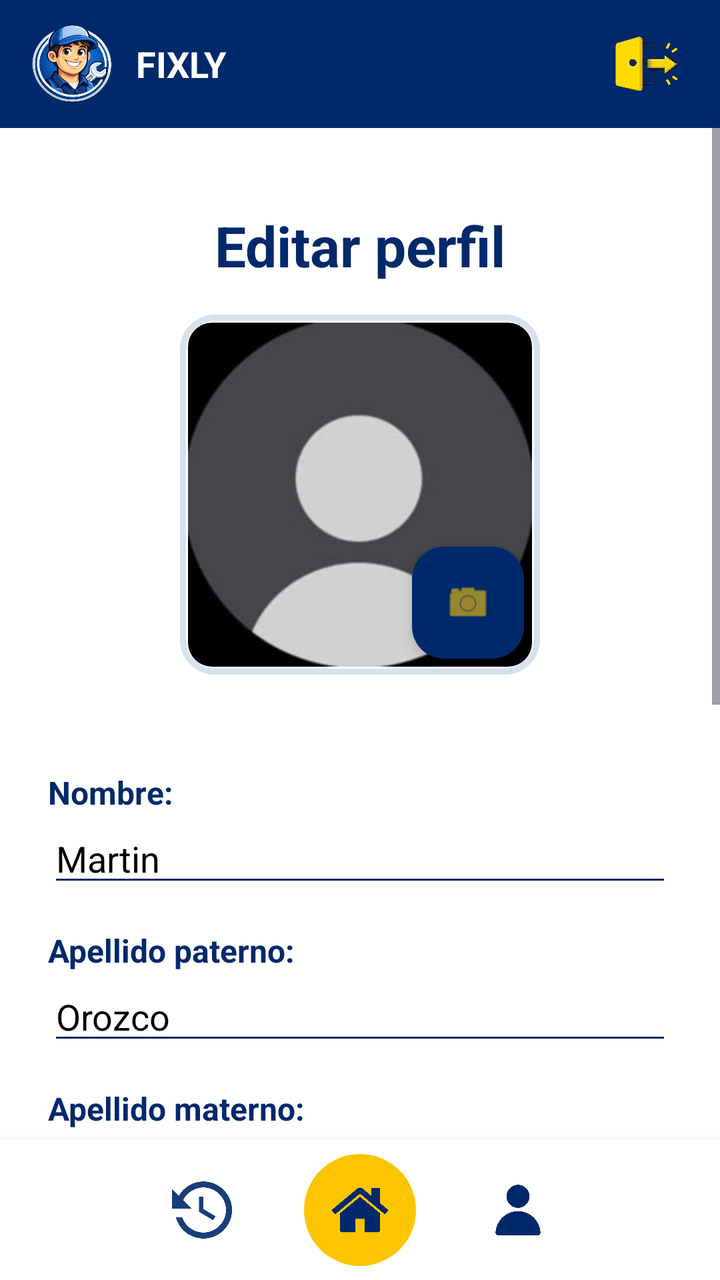
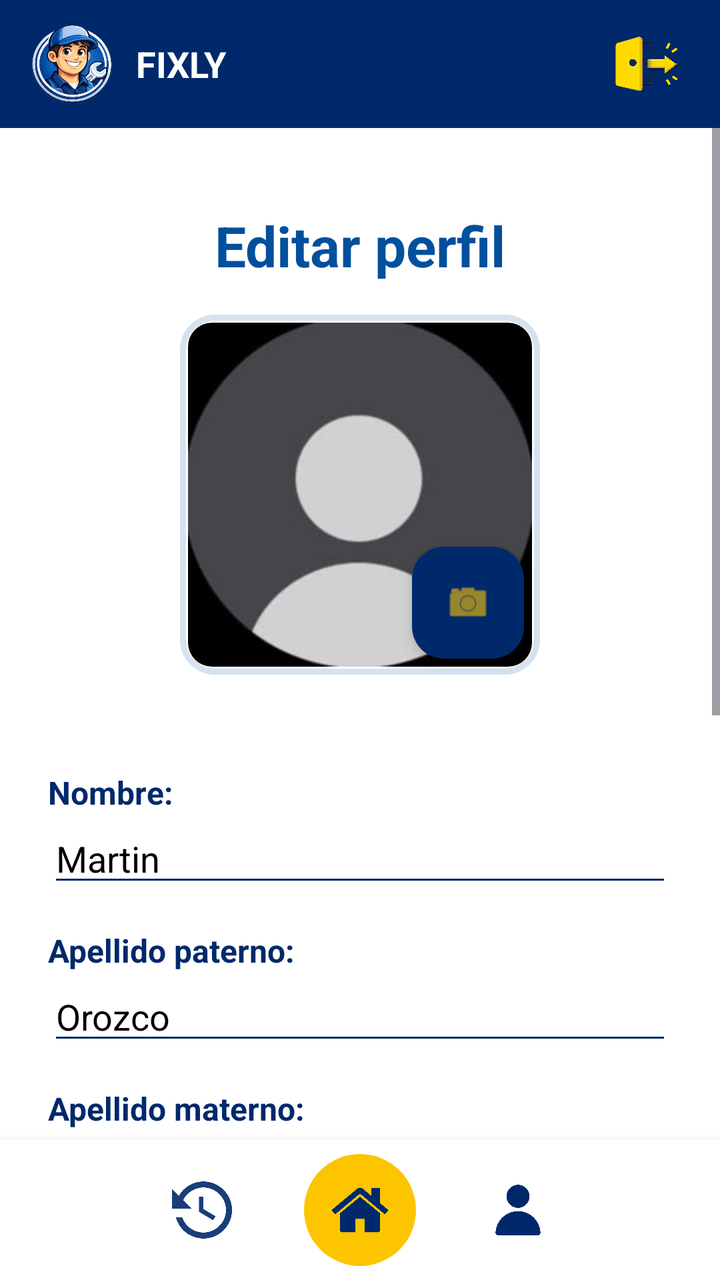

The first picture is an Android layout as it rendered before a commit; the second is the same layout after the commit. The layout source and the unified diff follow.
<!-- AndroidManifest.xml: application theme Theme.Fixly -->
<!-- res/layout/editar_perfil_cliente.xml -->
<?xml version="1.0" encoding="utf-8"?>
<LinearLayout
    xmlns:android="http://schemas.android.com/apk/res/android"
    xmlns:app="http://schemas.android.com/apk/res-auto"
    android:id="@+id/layout_principal_editar_perfil_cliente"
    android:layout_width="match_parent"
    android:layout_height="match_parent"
    android:orientation="vertical"
    android:background="@android:color/white">

    <include layout="@layout/header"/>

    <ScrollView
        android:layout_width="match_parent"
        android:layout_height="0dp"
        android:layout_weight="1"
        android:fillViewport="true">

        <LinearLayout
            android:id="@+id/contenedor_contenido_perfil"
            android:layout_width="match_parent"
            android:layout_height="wrap_content"
            android:orientation="vertical"
            android:padding="24dp">

            <TextView
                android:layout_width="match_parent"
                android:layout_height="wrap_content"
                android:layout_marginTop="16dp"
                android:text="Editar perfil"
                android:textColor="@color/azul_fixly"
                android:textSize="28sp"
                android:textStyle="bold"
                android:gravity="center"
                android:layout_marginBottom="16dp"/>

            
            <FrameLayout
                android:layout_width="wrap_content"
                android:layout_height="wrap_content"
                android:layout_gravity="center"
                android:layout_marginBottom="32dp">

                <FrameLayout
                    android:layout_width="180dp"
                    android:layout_height="180dp"
                    android:background="@drawable/fondo_imagen_redondeada_perfil"
                    android:padding="4dp">

                    <ImageView
                        android:id="@+id/imagen_editar_perfil_cliente"
                        android:layout_width="match_parent"
                        android:layout_height="match_parent"
                        android:scaleType="centerCrop"
                        android:background="@drawable/imagen_redondeada"
                        android:clipToOutline="true"
                        android:src="@drawable/ic_usuario_placeholder"/>
                </FrameLayout>

                <com.google.android.material.floatingactionbutton.FloatingActionButton
                    android:id="@+id/fab_cambiar_foto"
                    android:layout_width="wrap_content"
                    android:layout_height="wrap_content"
                    android:layout_gravity="bottom|end"
                    android:layout_margin="8dp"
                    android:src="@android:drawable/ic_menu_camera"
                    app:fabSize="mini"
                    app:backgroundTint="@color/azul_fixly"
                    app:tint="@color/amarillo_fixly"
                    app:elevation="4dp"/>
            </FrameLayout>

            
            <TextView
                android:layout_width="wrap_content"
                android:layout_height="wrap_content"
                android:text="Nombre:"
                android:textColor="@color/azul_fixly"
                android:textStyle="bold"
                android:textSize="16sp"
                android:layout_marginTop="16dp"/>
            <EditText
                android:id="@+id/edit_nombre_editar_perfil_cliente"
                android:layout_width="match_parent"
                android:layout_height="wrap_content"
                android:backgroundTint="@color/azul_fixly"
                android:textColor="@android:color/black"
                android:text="Martin" />

            <TextView
                android:layout_width="wrap_content"
                android:layout_height="wrap_content"
                android:text="Apellido paterno:"
                android:textColor="@color/azul_fixly"
                android:textStyle="bold"
                android:textSize="16sp"
                android:layout_marginTop="16dp"/>
            <EditText
                android:id="@+id/edit_apellido_p_editar_perfil_cliente"
                android:layout_width="match_parent"
                android:layout_height="wrap_content"
                android:backgroundTint="@color/azul_fixly"
                android:textColor="@android:color/black"
                android:text="Orozco" />

            <TextView
                android:layout_width="wrap_content"
                android:layout_height="wrap_content"
                android:text="Apellido materno:"
                android:textColor="@color/azul_fixly"
                android:textStyle="bold"
                android:textSize="16sp"
                android:layout_marginTop="16dp"/>
            <EditText
                android:id="@+id/edit_apellido_m_editar_perfil_cliente"
                android:layout_width="match_parent"
                android:layout_height="wrap_content"
                android:backgroundTint="@color/azul_fixly"
                android:textColor="@android:color/black"
                android:text="Ramírez" />

            <TextView
                android:layout_width="wrap_content"
                android:layout_height="wrap_content"
                android:text="Correo:"
                android:textColor="@color/azul_fixly"
                android:textStyle="bold"
                android:textSize="16sp"
                android:layout_marginTop="16dp"/>
            <EditText
                android:id="@+id/edit_correo_editar_perfil_cliente"
                android:layout_width="match_parent"
                android:layout_height="wrap_content"
                android:backgroundTint="@color/azul_fixly"
                android:textColor="@android:color/black"
                android:inputType="textEmailAddress"
                android:text="martin.orozcc@gmail.com" />

            <TextView
                android:layout_width="wrap_content"
                android:layout_height="wrap_content"
                android:text="Teléfono:"
                android:textColor="@color/azul_fixly"
                android:textStyle="bold"
                android:textSize="16sp"
                android:layout_marginTop="16dp"/>
            <EditText
                android:id="@+id/edit_telefono_editar_perfil_cliente"
                android:layout_width="match_parent"
                android:layout_height="wrap_content"
                android:backgroundTint="@color/azul_fixly"
                android:textColor="@android:color/black"
                android:inputType="phone"
                android:text="789 245 67 89" />

            
            <com.google.android.material.button.MaterialButton
                android:id="@+id/boton_guardar_editar_perfil_cliente"
                android:layout_width="match_parent"
                android:layout_height="wrap_content"
                android:layout_marginTop="32dp"
                android:backgroundTint="@color/amarillo_fixly"
                android:insetTop="0dp"
                android:insetBottom="0dp"
                android:text="Guardar"
                android:textAllCaps="false"
                android:textColor="@android:color/black"
                android:textStyle="bold"
                app:cornerRadius="4dp" />

            <com.google.android.material.button.MaterialButton
                android:id="@+id/boton_cancelar_guardar_editar_perfil_cliente"
                style="@style/Widget.MaterialComponents.Button.OutlinedButton"
                android:layout_width="match_parent"
                android:layout_height="wrap_content"
                android:layout_marginTop="12dp"
                android:layout_marginBottom="24dp"
                android:insetTop="0dp"
                android:insetBottom="0dp"
                android:text="Cancelar"
                android:textAllCaps="false"
                android:textColor="@android:color/black"
                android:textStyle="bold"
                app:cornerRadius="4dp"
                app:strokeColor="@color/gris_texto"
                app:strokeWidth="1dp" />

        </LinearLayout>
    </ScrollView>

    <include layout="@layout/bottom_nav"/>

</LinearLayout>
<!-- res/layout/header.xml (included above) -->
<?xml version="1.0" encoding="utf-8"?>
<LinearLayout xmlns:android="http://schemas.android.com/apk/res/android"
    xmlns:app="http://schemas.android.com/apk/res-auto"
    android:id="@+id/header_container"
    android:layout_width="match_parent"
    android:layout_height="64dp"
    android:background="@color/azul_fixly"
    android:gravity="center_vertical"
    android:paddingHorizontal="16dp"
    android:orientation="horizontal">

    <ImageView
        android:layout_width="40dp"
        android:layout_height="40dp"
        android:scaleType="fitCenter"
        android:src="@drawable/logo" />

    <TextView
        android:layout_width="0dp"
        android:layout_height="wrap_content"
        android:layout_marginStart="12dp"
        android:layout_weight="1"
        android:text="FIXLY"
        android:textColor="@android:color/white"
        android:textSize="18sp"
        android:textStyle="bold" />

    <ImageView
        android:id="@+id/imageView"
        android:layout_width="40dp"
        android:layout_height="40dp"
        app:srcCompat="@drawable/ic_cerrar_sesion" />

</LinearLayout>
<!-- res/layout/bottom_nav.xml (included above) -->
<?xml version="1.0" encoding="utf-8"?>
<LinearLayout xmlns:android="http://schemas.android.com/apk/res/android"
    xmlns:app="http://schemas.android.com/apk/res-auto"
    android:id="@+id/bottom_container"
    android:layout_width="match_parent"
    android:layout_height="70dp"
    android:background="@android:color/white"
    android:elevation="8dp"
    android:gravity="center"
    android:orientation="horizontal">

    <ImageView
        android:id="@+id/historial_barra_navegacion"
        android:layout_width="30dp"
        android:layout_height="30dp"
        android:src="@drawable/icono_solicitudes"
        android:tint="#00296b" />

    <FrameLayout
        android:id="@+id/home_barra_navegacion"
        android:layout_width="56dp"
        android:layout_height="56dp"
        android:layout_marginHorizontal="36dp"
        android:background="@drawable/bg_home">

        <ImageView
            android:layout_width="28dp"
            android:layout_height="28dp"
            android:layout_gravity="center"
            android:src="@drawable/icono_home"
            app:tint="#00296b" />
    </FrameLayout>

    <ImageView
        android:id="@+id/perfil_barra_navegacion"
        android:layout_width="30dp"
        android:layout_height="30dp"
        android:src="@drawable/icono_usuario"
        app:tint="#00296b" />

</LinearLayout>
<!-- resources referenced by this layout -->
<resources>
  <color name="amarillo_fixly">#fdc500</color>
  <color name="azul_fixly">#00296b</color>
  <color name="gris_texto">#b4b4b4</color>
  <!-- drawable bg_home (drawable) -->
  <?xml version="1.0" encoding="utf-8"?>
  <shape xmlns:android="http://schemas.android.com/apk/res/android"
      android:shape="oval">
      <solid android:color="#fdc500"/>
  </shape>
  <!-- drawable fondo_imagen_redondeada_perfil (drawable) -->
  <shape xmlns:android="http://schemas.android.com/apk/res/android">
      <solid android:color="#FFFFFF"/>
  
      <stroke
          android:width="3dp"
          android:color="@color/azul_claro_fixly"/>
  
      <corners android:radius="16dp"/>
  </shape>
  <!-- drawable ic_cerrar_sesion: png bitmap (drawable, 236120 bytes) -->
  <!-- drawable ic_usuario_placeholder: jpg bitmap (drawable, 3624 bytes) -->
  <!-- drawable icono_home: png bitmap (drawable, 9640 bytes) -->
  <!-- drawable icono_solicitudes: png bitmap (drawable, 14988 bytes) -->
  <!-- drawable icono_usuario: png bitmap (drawable, 6687 bytes) -->
  <!-- drawable imagen_redondeada (drawable) -->
  <shape xmlns:android="http://schemas.android.com/apk/res/android">
      <corners android:radius="12dp"/>
      <solid android:color="#FFFFFF"/>
  </shape>
  <!-- drawable logo: png bitmap (drawable, 142083 bytes) -->
  <style name="Theme.Fixly" parent="Base.Theme.Fixly" />
  <color name="azul_claro_fixly">#d6e2ef</color>
  <style name="Base.Theme.Fixly" parent="Theme.Material3.DayNight.NoActionBar">
          
          
      </style>
</resources>

<!-- the commit's change to res/layout/editar_perfil_cliente.xml (unified diff, before → after) -->
@@ -27,12 +27,12 @@
                 android:layout_width="match_parent"
                 android:layout_height="wrap_content"
                 android:layout_marginTop="16dp"
+                android:layout_marginBottom="16dp"
+                android:gravity="center"
                 android:text="Editar perfil"
-                android:textColor="@color/azul_fixly"
+                android:textColor="@color/azul_medio_fixly"
                 android:textSize="28sp"
-                android:textStyle="bold"
-                android:gravity="center"
-                android:layout_marginBottom="16dp"/>
+                android:textStyle="bold" />
 
             
             <FrameLayout
@@ -111,13 +111,14 @@
                 android:textStyle="bold"
                 android:textSize="16sp"
                 android:layout_marginTop="16dp"/>
+
             <EditText
                 android:id="@+id/edit_apellido_m_editar_perfil_cliente"
                 android:layout_width="match_parent"
                 android:layout_height="wrap_content"
                 android:backgroundTint="@color/azul_fixly"
-                android:textColor="@android:color/black"
-                android:text="Ramírez" />
+                android:text="Ramírez"
+                android:textColor="@android:color/black" />
 
             <TextView
                 android:layout_width="wrap_content"
@@ -157,7 +158,7 @@
             <com.google.android.material.button.MaterialButton
                 android:id="@+id/boton_guardar_editar_perfil_cliente"
                 android:layout_width="match_parent"
-                android:layout_height="wrap_content"
+                android:layout_height="40dp"
                 android:layout_marginTop="32dp"
                 android:backgroundTint="@color/amarillo_fixly"
                 android:insetTop="0dp"
@@ -172,7 +173,7 @@
                 android:id="@+id/boton_cancelar_guardar_editar_perfil_cliente"
                 style="@style/Widget.MaterialComponents.Button.OutlinedButton"
                 android:layout_width="match_parent"
-                android:layout_height="wrap_content"
+                android:layout_height="40dp"
                 android:layout_marginTop="12dp"
                 android:layout_marginBottom="24dp"
                 android:insetTop="0dp"
<!-- resource entries referenced after the edit -->
@@ -2,6 +2,7 @@
 <resources>
   <color name="amarillo_fixly">#fdc500</color>
   <color name="azul_fixly">#00296b</color>
+  <color name="azul_medio_fixly">#00509d</color>
   <color name="gris_texto">#b4b4b4</color>
   <!-- drawable bg_home (drawable) -->
   <?xml version="1.0" encoding="utf-8"?>
